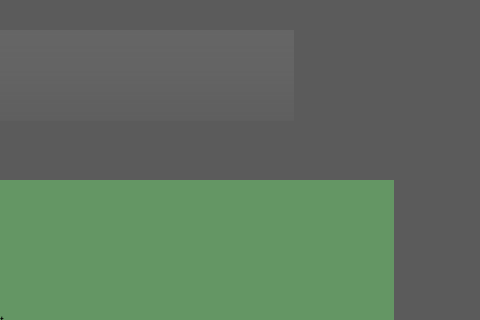
Sr-Gomer/Proyecto-Final-Procesos-Estocasticos, file Codigo/Interfaz_Principal/Main.ui: the form before one commit; both pictures show x 507 to 987 and y 0 to 320 of the 987 by 632 pixel window.
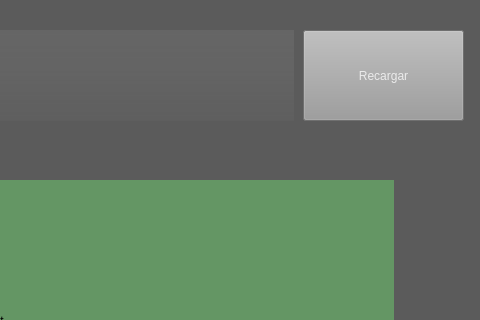
The form after the commit.

The edit to the form file:
```diff
--- a/Codigo/Interfaz_Principal/Main.ui
+++ b/Codigo/Interfaz_Principal/Main.ui
@@ -317,6 +317,32 @@
      <string>Plot</string>
     </property>
    </widget>
+   <widget class="QPushButton" name="_recargar">
+    <property name="geometry">
+     <rect>
+      <x>810</x>
+      <y>30</y>
+      <width>161</width>
+      <height>91</height>
+     </rect>
+    </property>
+    <property name="styleSheet">
+     <string notr="true">QPushButton#_recargar{
+selection-color: rgb(100, 255, 76);
+font: 36pt &quot;Gloucester MT Extra Condensed&quot;;
+
+color:rgb(235,235,235);
+ background: rgb(155,155,155);
+}
+QPushButton#_recargar:hover{
+background-color:rgb(146, 131, 255);
+ padding-top: 5px;
+}</string>
+    </property>
+    <property name="text">
+     <string>Recargar</string>
+    </property>
+   </widget>
   </widget>
   <widget class="QMenuBar" name="menubar">
    <property name="geometry">
```
